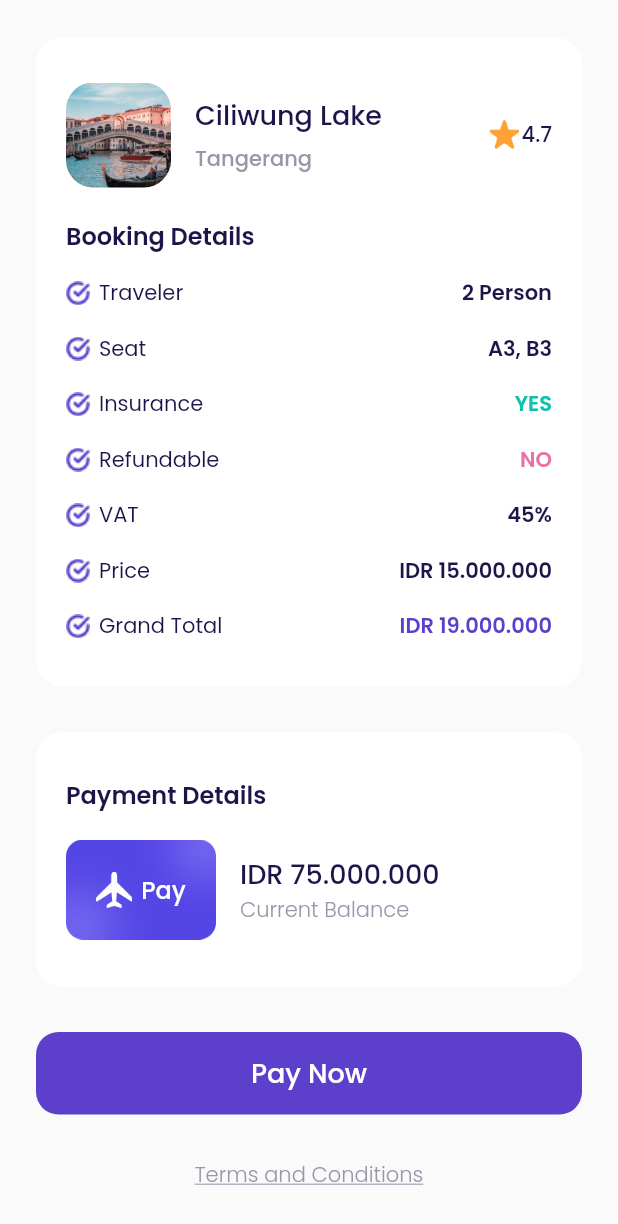
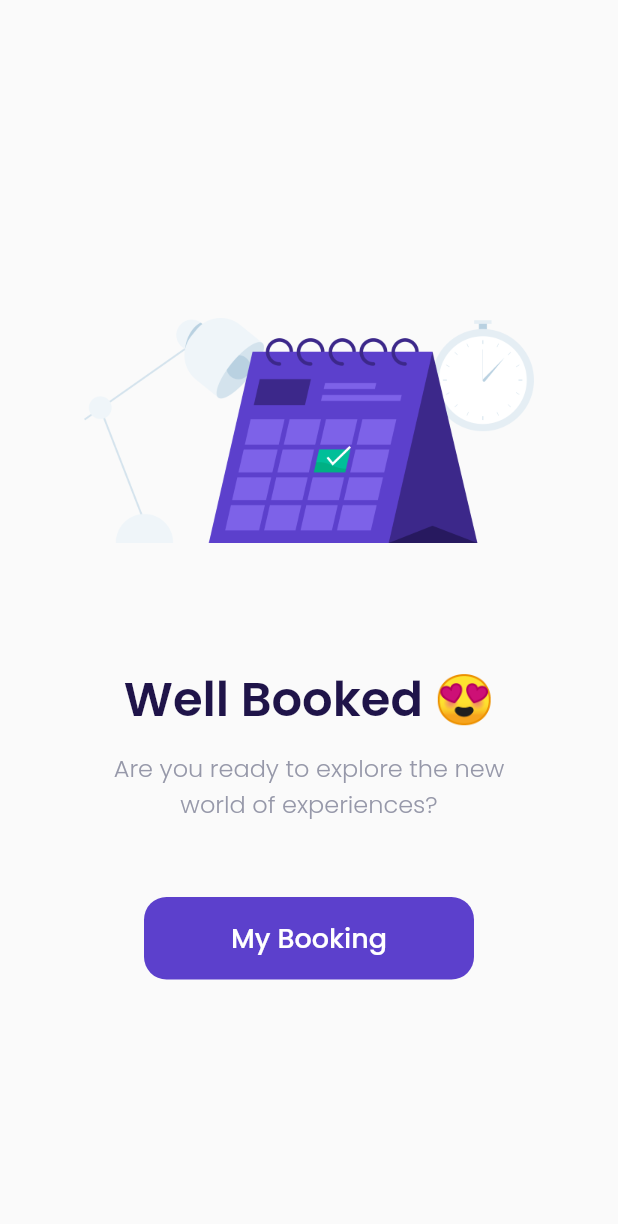
Before and after one commit to haikalhafizh24/flight-ticket-app, a Flutter app: the CheckoutPage screen opened directly, scrolled down 187 dp, after a tap on "Pay Now", on a phone screen of 412 x 824 dp. Shown: the top 1224 px of the screen. Run offline on Flutter 3.47's test engine with Material 2 defaults, Android fonts, the light colour scheme and no system bars; our stand-ins replace google_fonts.

Commit message:
added succes checkout page

```diff
--- a/lib/ui/page/checkout_page.dart
+++ b/lib/ui/page/checkout_page.dart
@@ -1,5 +1,6 @@
 import 'package:flutter/material.dart';
 import 'package:hai_air/shared/theme.dart';
+import 'package:hai_air/ui/page/succes_checkout_page.dart';
 import 'package:hai_air/ui/widgets/checkout_details_item.dart';
 import 'package:hai_air/ui/widgets/custom_button.dart';
 
@@ -250,7 +251,9 @@ class CheckoutPage extends StatelessWidget {
       return CustomButton(
         margin: const EdgeInsets.symmetric(vertical: 30),
         tittle: 'Pay Now',
-        onPressed: () {},
+        onPressed: () {
+          Navigator.push(context, MaterialPageRoute(builder: (context) => const SuccesCheckoutPage(),),);
+        },
       );
     }
 
--- /dev/null
+++ b/lib/ui/page/succes_checkout_page.dart
@@ -0,0 +1,74 @@
+import 'package:flutter/material.dart';
+import 'package:hai_air/shared/theme.dart';
+import 'package:hai_air/ui/widgets/custom_button.dart';
+
+class SuccesCheckoutPage extends StatelessWidget {
+  const SuccesCheckoutPage({Key? key}) : super(key: key);
+
+  @override
+  Widget build(BuildContext context) {
+    Widget succesCheckoutImage() {
+      return Container(
+        margin: const EdgeInsets.only(top: 212),
+        width: 300,
+        height: 150,
+        decoration: const BoxDecoration(
+          image: DecorationImage(
+            image: AssetImage('assets/image_succes.png'),
+          ),
+        ),
+      );
+    }
+
+    Widget tittle() {
+      return Container(
+        margin: const EdgeInsets.only(top: 80),
+        child: Column(
+          children: [
+            Text(
+              'Well Booked 😍',
+              style: blackTextStyle.copyWith(
+                fontSize: 32,
+                fontWeight: semiBold,
+              ),
+            ),
+            const SizedBox(
+              height: 10,
+            ),
+            Text(
+              'Are you ready to explore the new\nworld of experiences?',
+              textAlign: TextAlign.center,
+              style: greyTextStyle.copyWith(
+                fontSize: 16,
+                fontWeight: light,
+              ),
+            )
+          ],
+        ),
+      );
+    }
+
+    Widget myBookingButton() {
+      return CustomButton(
+        margin: const EdgeInsets.only(top: 50),
+        tittle: 'My Booking',
+        width: 220,
+        onPressed: () {
+          Navigator.pushNamedAndRemoveUntil(context, '/main', (route) => false);
+        },
+      );
+    }
+
+    return Scaffold(
+      body: Center(
+        child: Column(
+          children: [
+            succesCheckoutImage(),
+            tittle(),
+            myBookingButton(),
+          ],
+        ),
+      ),
+    );
+  }
+}
```
